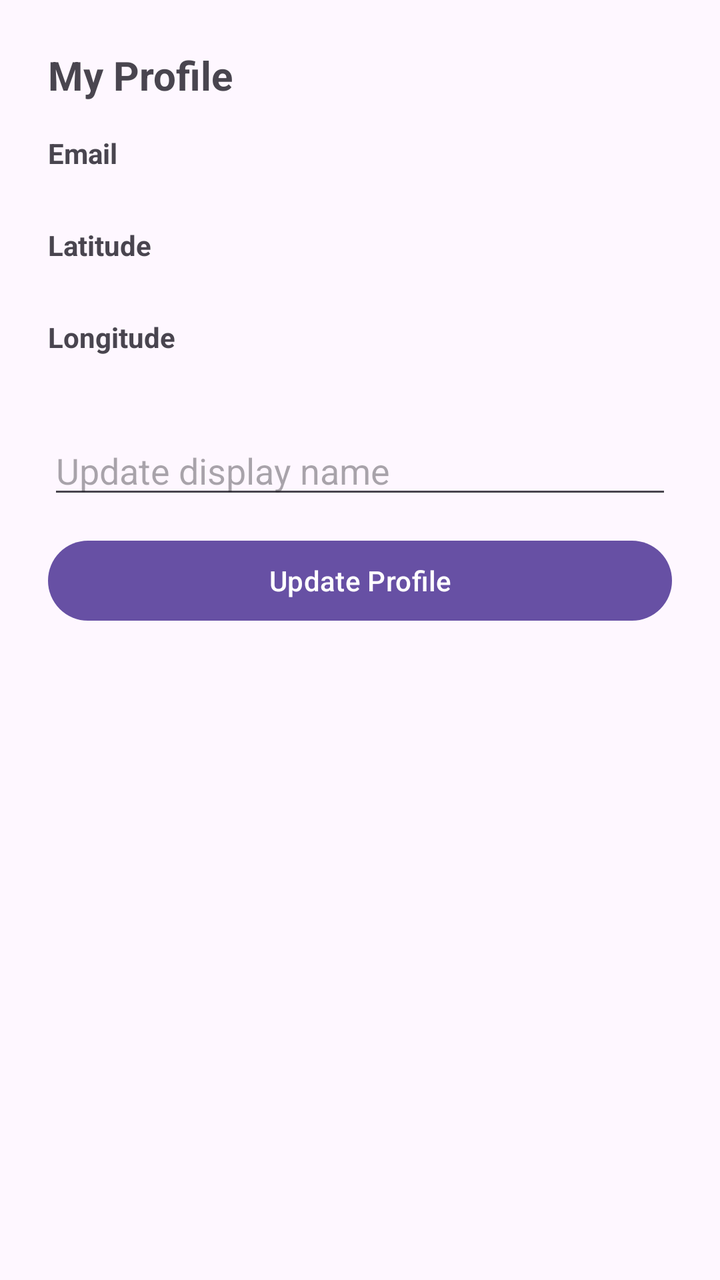
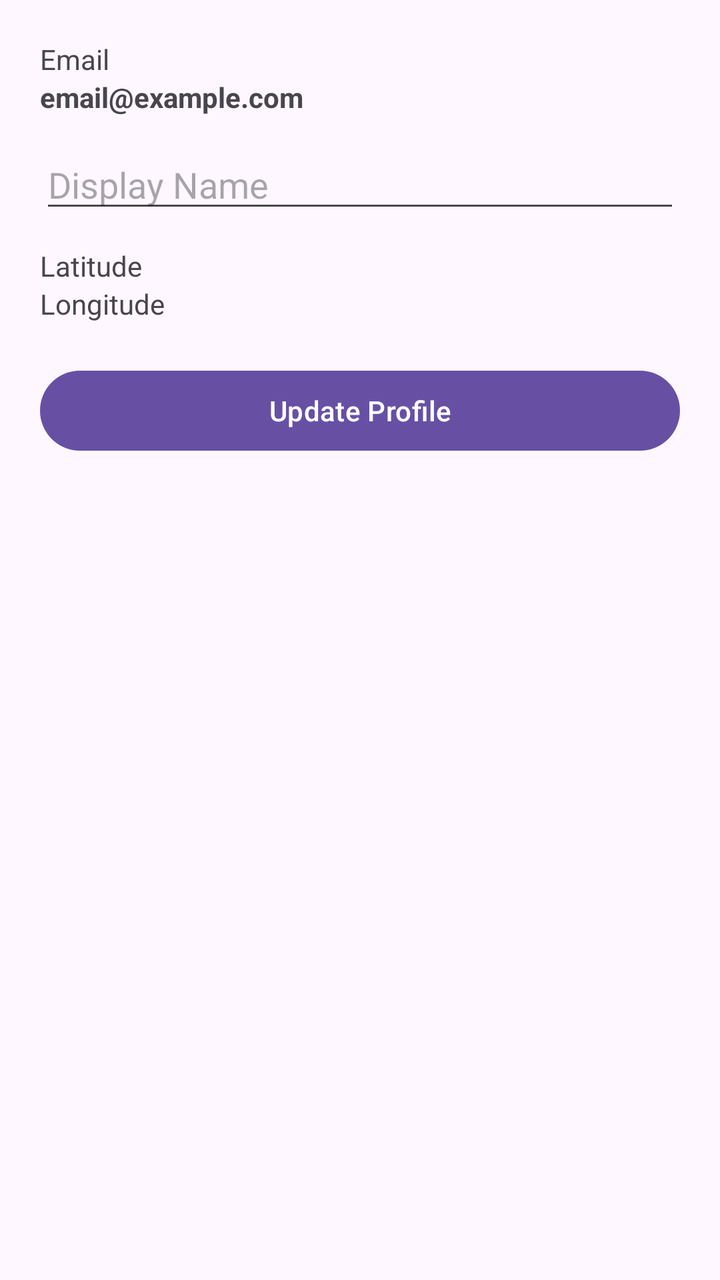

An Android layout rendered at two revisions. The XML below is the earlier revision; the diff shows what the commit changed to produce the second picture.
<!-- AndroidManifest.xml: application theme Theme.LocationSharing -->
<!-- res/layout/activity_my_profile.xml -->
<?xml version="1.0" encoding="utf-8"?>
<ScrollView xmlns:android="http://schemas.android.com/apk/res/android"
    android:layout_width="match_parent"
    android:layout_height="match_parent"
    android:padding="24dp">

    <LinearLayout
        android:layout_width="match_parent"
        android:layout_height="wrap_content"
        android:orientation="vertical">

        <TextView
            android:layout_width="wrap_content"
            android:layout_height="wrap_content"
            android:text="My Profile"
            android:textSize="20sp"
            android:textStyle="bold"
            android:paddingBottom="16dp" />

        <TextView
            android:layout_width="wrap_content"
            android:layout_height="wrap_content"
            android:text="Email"
            android:textStyle="bold" />

        <TextView
            android:id="@+id/tvEmail"
            android:layout_width="wrap_content"
            android:layout_height="wrap_content"
            android:paddingBottom="8dp" />

        <TextView
            android:layout_width="wrap_content"
            android:layout_height="wrap_content"
            android:text="Latitude"
            android:textStyle="bold" />

        <TextView
            android:id="@+id/tvLat"
            android:layout_width="wrap_content"
            android:layout_height="wrap_content"
            android:paddingBottom="8dp" />

        <TextView
            android:layout_width="wrap_content"
            android:layout_height="wrap_content"
            android:text="Longitude"
            android:textStyle="bold" />

        <TextView
            android:id="@+id/tvLng"
            android:layout_width="wrap_content"
            android:layout_height="wrap_content"
            android:paddingBottom="16dp" />

        <EditText
            android:id="@+id/etName"
            android:layout_width="match_parent"
            android:layout_height="wrap_content"
            android:hint="Update display name" />

        <Button
            android:id="@+id/btnUpdateProfile"
            android:layout_width="match_parent"
            android:layout_height="wrap_content"
            android:layout_marginTop="12dp"
            android:text="Update Profile" />

    </LinearLayout>
</ScrollView>
<!-- resources referenced by this layout -->
<resources>
  <style name="Theme.LocationSharing" parent="Base.Theme.LocationSharing" />
  <style name="Base.Theme.LocationSharing" parent="Theme.Material3.DayNight.NoActionBar">
          
          
      </style>
</resources>

<!-- the commit's change to res/layout/activity_my_profile.xml (unified diff, before → after) -->
@@ -1,70 +1,52 @@
 <?xml version="1.0" encoding="utf-8"?>
-<ScrollView xmlns:android="http://schemas.android.com/apk/res/android"
-    android:layout_width="match_parent"
-    android:layout_height="match_parent"
-    android:padding="24dp">
+<layout xmlns:android="http://schemas.android.com/apk/res/android">
+
+    <data />
 
     <LinearLayout
         android:layout_width="match_parent"
-        android:layout_height="wrap_content"
-        android:orientation="vertical">
+        android:layout_height="match_parent"
+        android:orientation="vertical"
+        android:padding="20dp">
 
         <TextView
             android:layout_width="wrap_content"
             android:layout_height="wrap_content"
-            android:text="My Profile"
-            android:textSize="20sp"
-            android:textStyle="bold"
-            android:paddingBottom="16dp" />
-
-        <TextView
-            android:layout_width="wrap_content"
-            android:layout_height="wrap_content"
-            android:text="Email"
-            android:textStyle="bold" />
+            android:text="Email" />
 
         <TextView
             android:id="@+id/tvEmail"
             android:layout_width="wrap_content"
             android:layout_height="wrap_content"
-            android:paddingBottom="8dp" />
+            android:text="email@example.com"
+            android:textStyle="bold"
+            android:layout_marginBottom="12dp" />
 
-        <TextView
-            android:layout_width="wrap_content"
+        <EditText
+            android:id="@+id/etName"
+            android:layout_width="match_parent"
             android:layout_height="wrap_content"
-            android:text="Latitude"
-            android:textStyle="bold" />
+            android:hint="Display Name" />
 
         <TextView
             android:id="@+id/tvLat"
             android:layout_width="wrap_content"
             android:layout_height="wrap_content"
-            android:paddingBottom="8dp" />
-
-        <TextView
-            android:layout_width="wrap_content"
-            android:layout_height="wrap_content"
-            android:text="Longitude"
-            android:textStyle="bold" />
+            android:text="Latitude"
+            android:layout_marginTop="12dp" />
 
         <TextView
             android:id="@+id/tvLng"
             android:layout_width="wrap_content"
             android:layout_height="wrap_content"
-            android:paddingBottom="16dp" />
-
-        <EditText
-            android:id="@+id/etName"
-            android:layout_width="match_parent"
-            android:layout_height="wrap_content"
-            android:hint="Update display name" />
+            android:text="Longitude" />
 
         <Button
             android:id="@+id/btnUpdateProfile"
             android:layout_width="match_parent"
             android:layout_height="wrap_content"
-            android:layout_marginTop="12dp"
-            android:text="Update Profile" />
+            android:text="Update Profile"
+            android:layout_marginTop="20dp" />
 
     </LinearLayout>
-</ScrollView>
+</layout>
